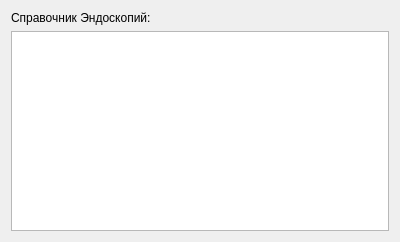
vvchigirev/Endo, file src/dict/endos/views/endos_list_widget.ui: the form before one commit.
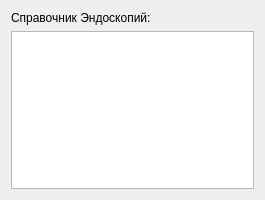
The form after the commit.

Commit message: ENDO-18. Добавил виджет списка справочника эндоской

What changed in the file:
```diff
--- a/src/dict/endos/views/endos_list_widget.ui
+++ b/src/dict/endos/views/endos_list_widget.ui
@@ -6,8 +6,8 @@
    <rect>
     <x>0</x>
     <y>0</y>
-    <width>400</width>
-    <height>242</height>
+    <width>265</width>
+    <height>200</height>
    </rect>
   </property>
   <property name="windowTitle">
```
The commit also changes 2 other files.
